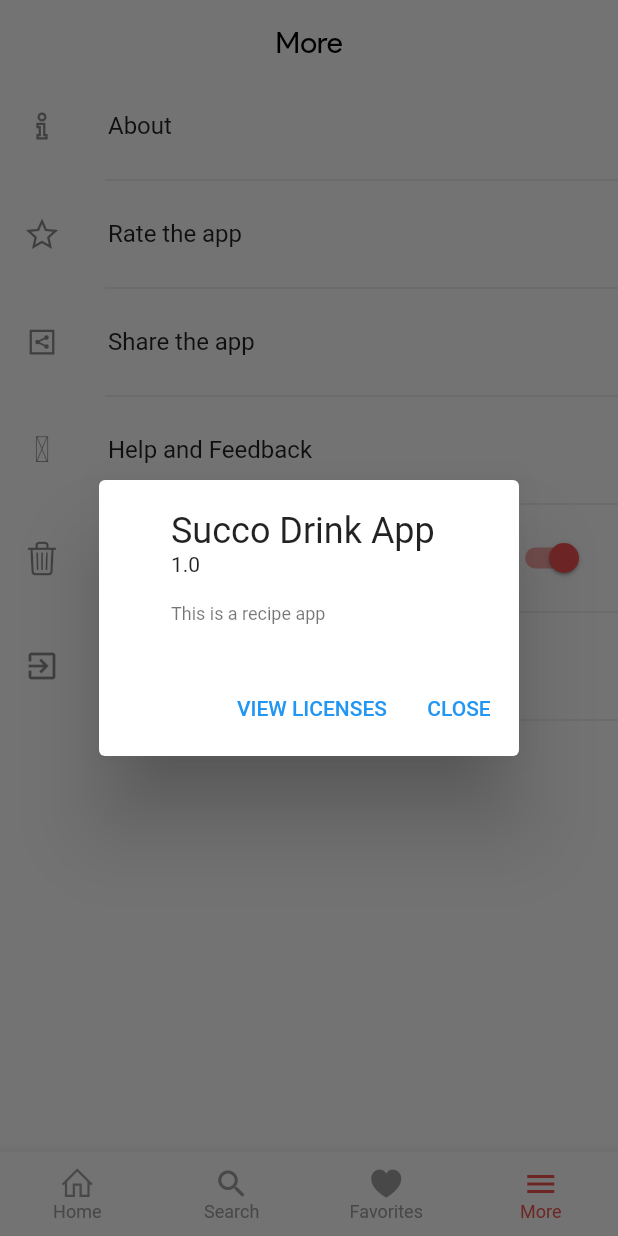
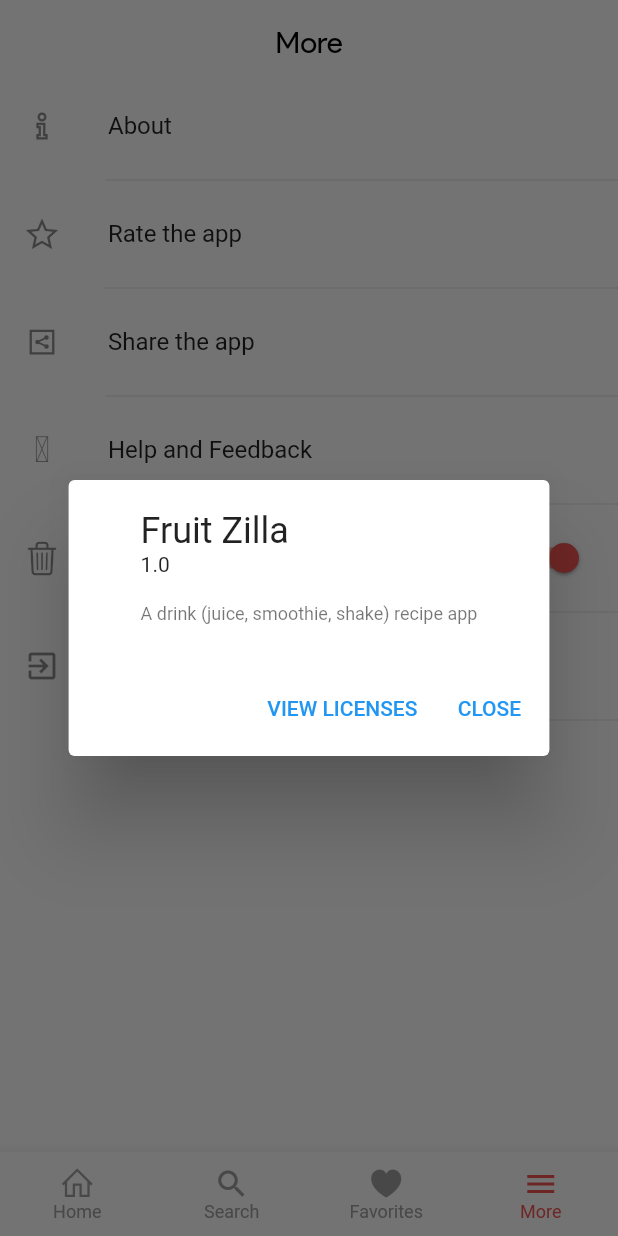
Before and after one commit to ETS-Android5/Kinshasa, a Flutter app: the screen it shows after launch, item 4 of the bottom bar chosen, after a tap on "About", on a phone screen of 412 x 824 dp. Run offline on Flutter 3.47's test engine with Material 2 defaults, Android fonts, the phone set to English and light mode, and no system bars; our stand-ins replace carousel_slider, flutter_bounce, line_awesome_icons, shared_preferences, sqflite; missing offline and left inert: draggable_scrollbar, flutter_beautiful_popup, flutter_email_sender, flutter_emoji; accounts and stored records are empty.

Commit message:
Upadated the about section

```diff
--- a/lib/screens/More.dart
+++ b/lib/screens/More.dart
@@ -87,9 +87,10 @@ class _MorePageState extends State<MorePage> {
             onTap: () {
               showAboutDialog(
                 context: context,
-                applicationName: 'Succo Drink App',
+                applicationName: 'Fruit Zilla',
                 applicationVersion: '1.0',
-                applicationLegalese: 'This is a recipe app',
+                applicationLegalese:
+                    'A drink (juice, smoothie, shake) recipe app',
               );
             },
           ),
```
